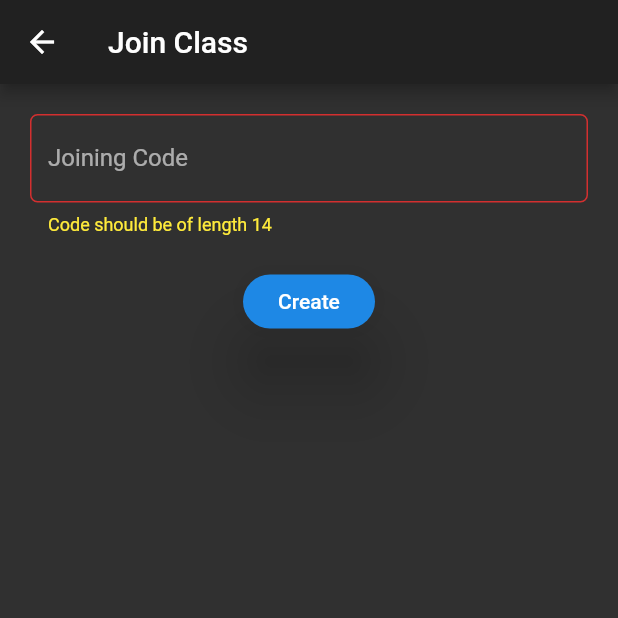
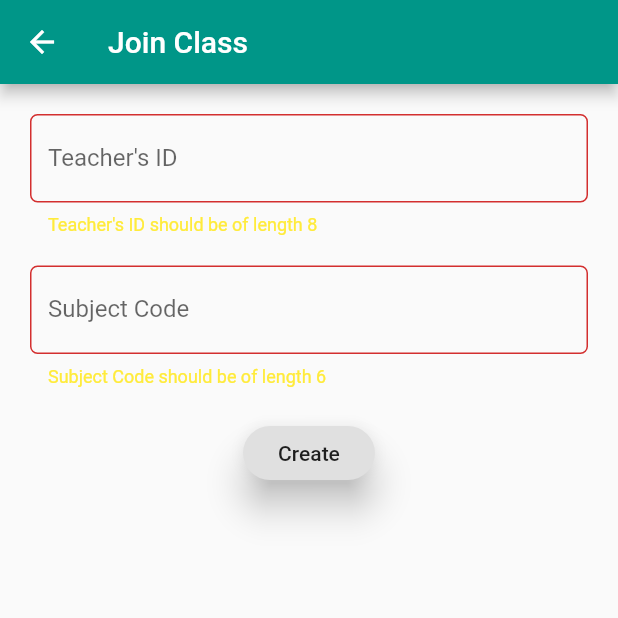
Before and after one commit to harshwall/attendance_student, a Flutter app: the JoinClass screen opened directly with empty values, after a tap on "Create", on a phone screen of 412 x 824 dp, the top half of it. Run offline on Flutter 3.47's test engine with Material 2 defaults, Android fonts, the phone set to English and light mode, and no system bars; our stand-ins replace cloud_firestore, datetime_picker_formfield, firebase_storage, fluttertoast, image_picker, percent_indicator and 2 more; missing offline and left inert: loading, password; accounts and stored records are empty; network calls fail.

```diff
--- a/lib/main.dart
+++ b/lib/main.dart
@@ -15,7 +15,8 @@ class MyApp extends StatelessWidget {
       title: 'Flutter Demo',
       debugShowCheckedModeBanner: false,
       theme: ThemeData(
-        brightness: Brightness.dark,
+        brightness: Brightness.light,
+        primaryColor: Colors.teal,
       ),
       home: Login(),//Currently user is directly thrown to the login page. Shared preferences will be checked here
     );
--- a/lib/screens/joinclass.dart
+++ b/lib/screens/joinclass.dart
@@ -48,11 +48,28 @@ class _JoinClassState extends State<JoinClass> {
 											_code = value;
 										},
 										validator: (String value) {
-											if (value.length != 14)
-												return "Code should be of length 14";
+											if (value.length != 8)
+												return "Teacher's ID should be of length 8";
 										},
 										decoration: InputDecoration(
-											labelText: "Joining Code",
+											labelText: "Teacher's ID",
+											errorStyle: TextStyle(color: Colors.yellow),
+											border: OutlineInputBorder(
+												borderRadius: BorderRadius.circular(5.0))),
+									),
+								),
+								Padding(
+									padding: EdgeInsets.all(10.0),
+									child: TextFormField(
+										onSaved: (value) {
+											_code = _code+value;
+										},
+										validator: (String value) {
+											if (value.length != 6)
+												return "Subject Code should be of length 6";
+										},
+										decoration: InputDecoration(
+											labelText: "Subject Code",
 											errorStyle: TextStyle(color: Colors.yellow),
 											border: OutlineInputBorder(
 												borderRadius: BorderRadius.circular(5.0))),
@@ -65,7 +82,7 @@ class _JoinClassState extends State<JoinClass> {
 										shape: RoundedRectangleBorder(
 											borderRadius: BorderRadius.circular(30.0),
 										),
-										elevation: 20.0,
+										elevation: 10.0,
 										onPressed: () {
 											if (_createForm.currentState.validate()) {
 												_createForm.currentState.save();
@@ -93,7 +110,7 @@ class _JoinClassState extends State<JoinClass> {
 		var snapshot = await Firestore.instance.collection('stud').document(_student.documentId).collection('subject').where('subjectId', isEqualTo: _code.substring(8)).where('teacherId', isEqualTo: _code.substring(0,8)).getDocuments();
 
 		if(snapshot.documents.length > 0) {
-			toast('Class already joined.');
+			toast('Bhadwa hai kya?');
 			setState(() {
 				_isLoading = false;
 			});
--- a/lib/screens/login.dart
+++ b/lib/screens/login.dart
@@ -80,7 +80,7 @@ class LoginState extends State<Login> {
                         shape: RoundedRectangleBorder(
                             borderRadius: BorderRadius.circular(30.0),
                         ),
-                        elevation: 20.0,
+                        elevation: 10.0,
                         onPressed: () {
                           if (_loginForm.currentState.validate() && _isLoading==false) {
                             _loginForm.currentState.save();
--- a/pubspec.yaml
+++ b/pubspec.yaml
@@ -35,6 +35,7 @@ dependencies:
   loading: ^1.0.1
   password:
   qr_flutter: ^3.0.1
+  percent_indicator: "^2.1.1"
 
 dev_dependencies:
   flutter_test:
```
Also changed, not shown: lib/classes/attendance.dart (+18 -1 lines), lib/screens/dashboard.dart (+61 -18 lines), lib/screens/history.dart (+20 -1 lines), pubspec.lock.
